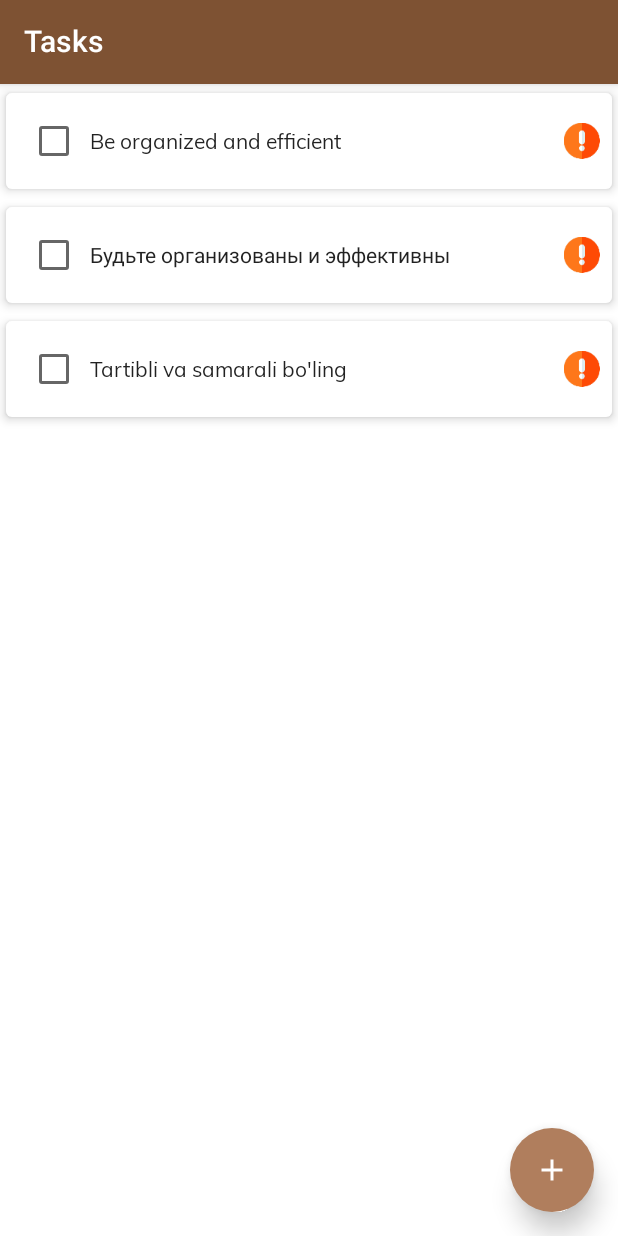
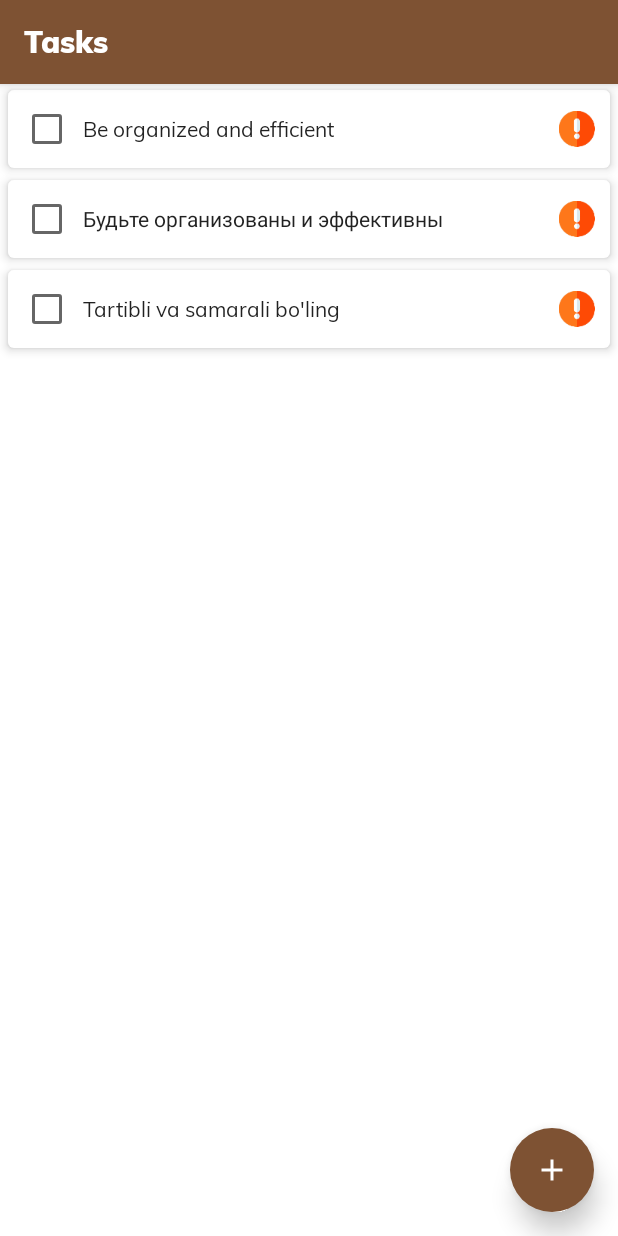
Before and after one commit to raheemadamboev/todo-app, an Android app built with Jetpack Compose: the composable TodoListScreen shown on its own in the app's theme, on a phone screen of 412 x 824 dp. Run offline under Robolectric (Android 15) with nearby library versions, the light colour scheme and no system bars; our stand-ins replace Dagger/Hilt's generated code, Room's generated code; libraries missing offline, so code that uses them is left out: com.ramcosta.composedestinations; 1 statement that could not run was skipped.

Commit message:
TodoListScreen.kt styling

```diff
--- a/app/src/main/java/xyz/teamgravity/todo/presentation/screen/TodoListScreen.kt
+++ b/app/src/main/java/xyz/teamgravity/todo/presentation/screen/TodoListScreen.kt
@@ -20,6 +20,8 @@ import androidx.compose.ui.draw.scale
 import androidx.compose.ui.graphics.Color
 import androidx.compose.ui.res.painterResource
 import androidx.compose.ui.res.stringResource
+import androidx.compose.ui.text.font.Font
+import androidx.compose.ui.text.font.FontFamily
 import androidx.compose.ui.text.style.TextOverflow
 import androidx.compose.ui.unit.dp
 import androidx.hilt.navigation.compose.hiltViewModel
@@ -30,6 +32,7 @@ import xyz.teamgravity.todo.data.model.TodoModel
 import xyz.teamgravity.todo.presentation.screen.destinations.AddTodoScreenDestination
 import xyz.teamgravity.todo.presentation.screen.destinations.EditTodoScreenDestination
 import xyz.teamgravity.todo.presentation.theme.Black
+import xyz.teamgravity.todo.presentation.theme.Brown500
 import xyz.teamgravity.todo.presentation.theme.SuperLightWhite
 import xyz.teamgravity.todo.presentation.theme.White
 import xyz.teamgravity.todo.presentation.viewmodel.TodoListViewModel
@@ -45,7 +48,12 @@ fun TodoListScreen(
         scaffoldState = scaffold,
         topBar = {
             TopAppBar(
-                title = { Text(text = stringResource(id = R.string.tasks)) }
+                title = {
+                    Text(
+                        text = stringResource(id = R.string.tasks),
+                        fontFamily = FontFamily(listOf(Font(R.font.muli_black)))
+                    )
+                }
             )
         },
         floatingActionButton = {
@@ -53,7 +61,8 @@ fun TodoListScreen(
                 onClick = {
                     navigator.navigate(AddTodoScreenDestination)
                 },
-                elevation = FloatingActionButtonDefaults.elevation(10.dp)
+                elevation = FloatingActionButtonDefaults.elevation(10.dp),
+                backgroundColor = Brown500
             ) {
                 Icon(
                     imageVector = Icons.Default.Add,
@@ -130,7 +139,7 @@ fun SwipeTodoCard(
             ) {
                 Icon(
                     imageVector = Icons.Default.Delete,
-                    contentDescription = "Localized description",
+                    contentDescription = stringResource(id = R.string.cd_delete_button),
                     tint = tint,
                     modifier = Modifier.scale(scale)
                 )
@@ -160,13 +169,13 @@ fun TodoCard(
         backgroundColor = White,
         modifier = Modifier
             .fillMaxWidth()
-            .padding(horizontal = 4.dp, vertical = 2.dp)
+            .padding(horizontal = 5.dp)
     ) {
         Row(
             verticalAlignment = Alignment.CenterVertically,
             modifier = Modifier
                 .fillMaxWidth()
-                .padding(8.dp)
+                .padding(2.dp)
         ) {
             Checkbox(
                 checked = todo.completed,
@@ -191,6 +200,7 @@ fun TodoCard(
                         .height(24.dp)
                 )
             }
+            Spacer(modifier = Modifier.width(8.dp))
         }
 
     }
--- /dev/null
+++ b/app/src/main/res/values/content_descriptions.xml
@@ -0,0 +1,8 @@
+<?xml version="1.0" encoding="utf-8"?>
+<resources>
+    <string name="cd_task_important" translatable="false">Important task</string>
+    <string name="cd_task_add" translatable="false">Add task</string>
+    <string name="cd_back_button" translatable="false">Back button</string>
+    <string name="cd_done_button" translatable="false">Done button</string>
+    <string name="cd_delete_button" translatable="false">Delete button</string>
+</resources>
--- a/app/src/main/res/values/strings.xml
+++ b/app/src/main/res/values/strings.xml
@@ -37,10 +37,4 @@
     <string name="no">No</string>
     <string name="yes">Yes</string>
     <string name="wanna_delete_all">Do you want to delete all tasks?</string>
-
-    <!-- Content descriptions -->
-    <string name="cd_task_important">Important task</string>
-    <string name="cd_task_add">Add task</string>
-    <string name="cd_back_button">Back button</string>
-    <string name="cd_done_button">Done button</string>
 </resources>
```
